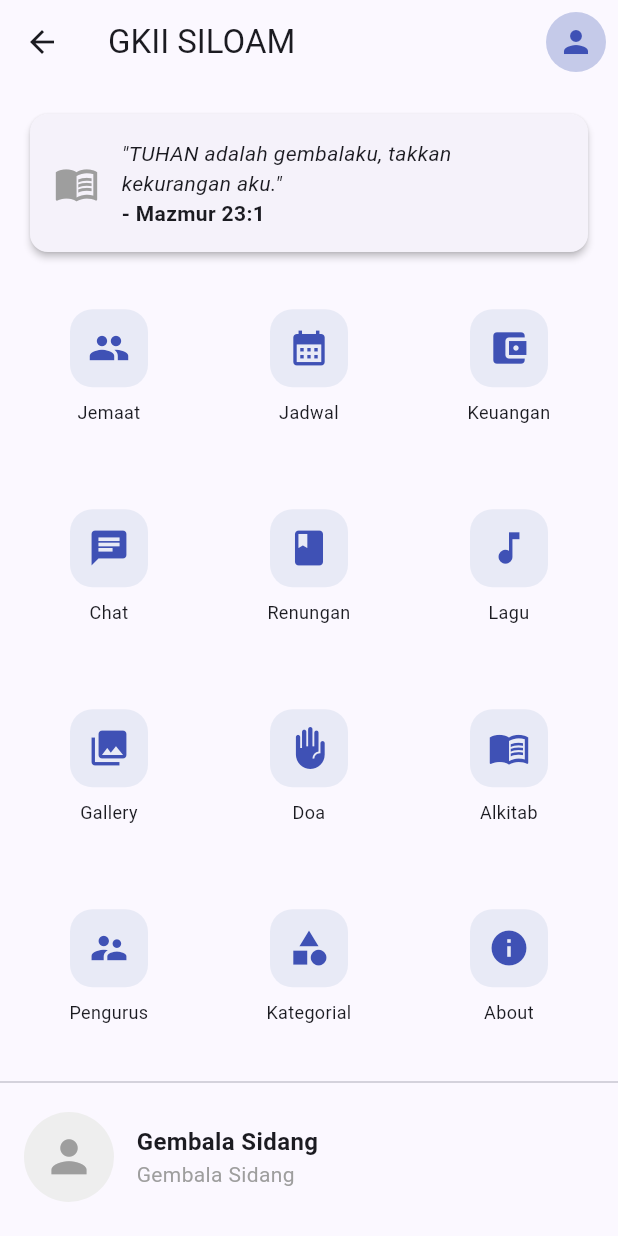
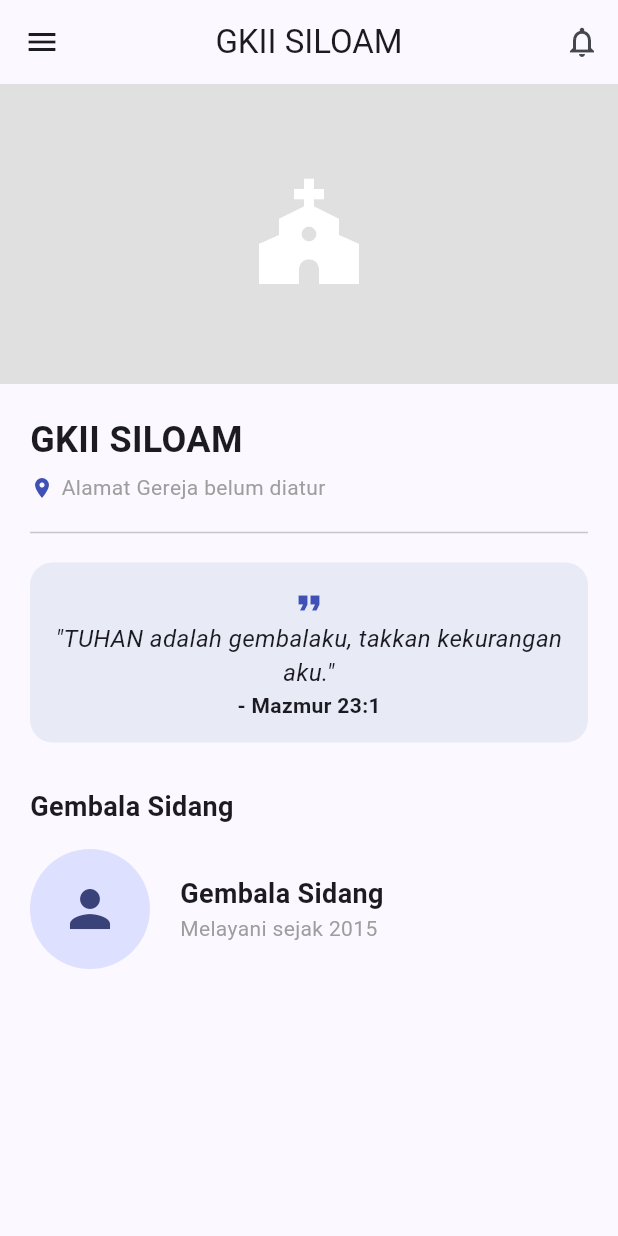
Before and after one commit to pulicarpus/gereja_mobile, a Flutter app: the MainActivity screen opened by its route, on a phone screen of 412 x 824 dp. Run offline on Flutter 3.47's test engine with Material 3 defaults, Android fonts, the light colour scheme and no system bars; our stand-ins replace cached_network_image, cloud_firestore, firebase_auth, firebase_core, google_sign_in, shared_preferences; missing offline and left inert: onesignal_flutter; accounts and stored records are empty.

Commit message:
update lib/main.dart

```diff
--- a/lib/main.dart
+++ b/lib/main.dart
@@ -1,17 +1,15 @@
 import 'package:flutter/material.dart';
-import 'package:firebase_core/firebase_core.dart'; // Wajib ada
+import 'package:firebase_core/firebase_core.dart';
 import 'package:firebase_auth/firebase_auth.dart';
 import 'package:cloud_firestore/cloud_firestore.dart';
 import 'package:onesignal_flutter/onesignal_flutter.dart';
 import 'package:cached_network_image/cached_network_image.dart';
 import 'user_manager.dart';
-import 'login_page.dart'; // Import halaman login Bos
+import 'login_page.dart';
 
 void main() async {
-  // 1. Inisialisasi wajib untuk Flutter & Firebase
   WidgetsFlutterBinding.ensureInitialized();
   await Firebase.initializeApp();
-
   runApp(const MyApp());
 }
 
@@ -27,11 +25,9 @@ class MyApp extends StatelessWidget {
         colorScheme: ColorScheme.fromSeed(seedColor: Colors.indigo),
         useMaterial3: true,
       ),
-      // Alur: Cek apakah user sudah login atau belum
       home: FirebaseAuth.instance.currentUser == null
           ? const LoginPage()
           : const MainActivity(),
-      // PENAMBAHAN RUTE DI SINI
       routes: {
         '/home': (context) => const MainActivity(),
       },
@@ -51,6 +47,8 @@ class _MainActivityState extends State<MainActivity> {
   final _db = FirebaseFirestore.instance;
   String? _fotoGembalaUrl;
   String _namaGembala = "Gembala Sidang";
+  String _alamatGereja = "Alamat Gereja belum diatur";
+  String? _fotoGerejaUrl;
 
   final String _isiAyat = "TUHAN adalah gembalaku, takkan kekurangan aku.";
   final String _refAyat = "Mazmur 23:1";
@@ -59,7 +57,7 @@ class _MainActivityState extends State<MainActivity> {
   void initState() {
     super.initState();
     _initSession();
-    _loadInfoGembala();
+    _loadDataGereja();
     _setupOneSignal();
   }
 
@@ -71,12 +69,10 @@ class _MainActivityState extends State<MainActivity> {
 
   void _setupOneSignal() {
     final user = _auth.currentUser;
-    if (user != null) {
-      OneSignal.login(user.uid);
-    }
+    if (user != null) OneSignal.login(user.uid);
   }
 
-  void _loadInfoGembala() {
+  void _loadDataGereja() {
     String? churchId = UserManager().activeChurchId;
     if (churchId == null) return;
 
@@ -85,12 +81,15 @@ class _MainActivityState extends State<MainActivity> {
         setState(() {
           _namaGembala = snapshot.data()?['namaGembala'] ?? "Gembala Sidang";
           _fotoGembalaUrl = snapshot.data()?['fotoGembalaUrl'];
+          _alamatGereja = snapshot.data()?['alamat'] ?? "Alamat tidak tersedia";
+          _fotoGerejaUrl = snapshot.data()?['fotoGerejaUrl'];
         });
       }
     });
   }
 
   void _bukaHalaman(String routeName) {
+    Navigator.pop(context); // Tutup drawer dulu
     ScaffoldMessenger.of(context).showSnackBar(
       SnackBar(content: Text("Menuju $routeName..."), duration: const Duration(seconds: 1)),
     );
@@ -100,206 +99,176 @@ class _MainActivityState extends State<MainActivity> {
   Widget build(BuildContext context) {
     final user = UserManager();
 
-    return PopScope(
-      canPop: false,
-      onPopInvokedWithResult: (didPop, result) async {
-        if (didPop) return;
-        final bool shouldPop = await showDialog(
-          context: context,
-          builder: (context) => AlertDialog(
-            title: const Text("Keluar"),
-            content: const Text("Tutup aplikasi?"),
+    return Scaffold(
+      appBar: AppBar(
+        title: Text(user.activeChurchName ?? "GKII SILOAM"),
+        centerTitle: true,
         actions: [
-              TextButton(onPressed: () => Navigator.pop(context, false), child: const Text("Tidak")),
-              TextButton(onPressed: () => Navigator.pop(context, true), child: const Text("Ya")),
+          IconButton(
+            icon: const Icon(Icons.notifications_none),
+            onPressed: () {},
+          ),
         ],
       ),
-        );
-        if (shouldPop && context.mounted) {
-          Navigator.of(context).pop();
-        }
-      },
-      child: Scaffold(
-        appBar: AppBar(
-          title: Text(user.activeChurchName ?? "GKII SILOAM"),
-          actions: [
-            IconButton(
-              icon: CircleAvatar(
-                backgroundColor: Colors.indigo.shade100,
-                backgroundImage: (user.userFotoUrl != null && user.userFotoUrl!.isNotEmpty)
-                    ? NetworkImage(user.userFotoUrl!)
-                    : null,
-                child: (user.userFotoUrl == null || user.userFotoUrl!.isEmpty)
-                    ? const Icon(Icons.person, color: Colors.indigo)
-                    : null,
-              ),
-              onPressed: () => _bukaHalaman("ProfilActivity"),
+      // 1. DRAWER (MENU KIRI KE KANAN)
+      drawer: Drawer(
+        child: Column(
+          children: [
+            DrawerHeader(
+              decoration: const BoxDecoration(color: Colors.indigo),
+              child: Center(
+                child: Column(
+                  mainAxisAlignment: MainAxisAlignment.center,
+                  children: [
+                    const Icon(Icons.church, size: 50, color: Colors.white),
+                    const SizedBox(height: 10),
+                    Text(
+                      user.activeChurchName ?? "MENU UTAMA",
+                      style: const TextStyle(color: Colors.white, fontSize: 18, fontWeight: FontWeight.bold),
                     ),
                   ],
+                ),
+              ),
+            ),
+            // 2. GRID MENU DUA BARIS BISA SKROL
+            Expanded(
+              child: GridView.count(
+                padding: const EdgeInsets.all(15),
+                crossAxisCount: 2, // Dua baris/kolom
+                mainAxisSpacing: 10,
+                crossAxisSpacing: 10,
+                childAspectRatio: 1.2,
+                children: [
+                  _buildDrawerItem(Icons.people, "Jemaat", "DataJemaat"),
+                  _buildDrawerItem(Icons.calendar_month, "Jadwal", "Jadwal"),
+                  _buildDrawerItem(Icons.account_balance_wallet, "Keuangan", "Keuangan"),
+                  _buildDrawerItem(Icons.chat, "Chat", "Chatroom"),
+                  _buildDrawerItem(Icons.book, "Renungan", "Renungan"),
+                  _buildDrawerItem(Icons.music_note, "Lagu", "BukuLagu"),
+                  _buildDrawerItem(Icons.photo_library, "Gallery", "Gallery"),
+                  _buildDrawerItem(Icons.front_hand, "Doa", "Doa"),
+                  _buildDrawerItem(Icons.menu_book_outlined, "Alkitab", "Alkitab"),
+                  _buildDrawerItem(Icons.supervisor_account, "Pengurus", "Pengurus"),
+                ],
+              ),
+            ),
+            const Divider(),
+            ListTile(
+              leading: const Icon(Icons.logout, color: Colors.red),
+              title: const Text("Keluar Akun", style: TextStyle(color: Colors.red)),
+              onTap: () async {
+                await _auth.signOut();
+                if (context.mounted) Navigator.pushReplacementNamed(context, '/login');
+              },
+            ),
+          ],
+        ),
       ),
       body: SingleChildScrollView(
         child: Column(
           children: [
-              if (user.isSuperAdmin() && user.activeChurchId != user.originalChurchId)
+            // TAMPILAN UTAMA: INFO GEREJA
             Container(
               width: double.infinity,
-                  color: Colors.orange.shade100,
-                  padding: const EdgeInsets.all(8),
-                  child: Row(
+              height: 200,
+              decoration: BoxDecoration(
+                color: Colors.grey.shade300,
+                image: _fotoGerejaUrl != null
+                  ? DecorationImage(image: NetworkImage(_fotoGerejaUrl!), fit: BoxFit.cover)
+                  : null,
+              ),
+              child: _fotoGerejaUrl == null
+                ? const Icon(Icons.church, size: 80, color: Colors.white)
+                : null,
+            ),
+
+            Padding(
+              padding: const EdgeInsets.all(20),
+              child: Column(
+                crossAxisAlignment: CrossAxisAlignment.start,
                 children: [
-                      const Icon(Icons.visibility, color: Colors.orange),
-                      const SizedBox(width: 10),
-                      Expanded(child: Text("Memantau: ${user.activeChurchName}")),
-                      TextButton(
-                        onPressed: () async {
-                          await user.exitChurchContext();
-                          setState(() {});
-                        },
-                        child: const Text("Keluar"),
-                      )
+                  Text(
+                    user.activeChurchName ?? "GKII SILOAM",
+                    style: const TextStyle(fontSize: 24, fontWeight: FontWeight.bold),
+                  ),
+                  const SizedBox(height: 5),
+                  Row(
+                    children: [
+                      const Icon(Icons.location_on, size: 16, color: Colors.indigo),
+                      const SizedBox(width: 5),
+                      Expanded(child: Text(_alamatGereja, style: const TextStyle(color: Colors.grey))),
+                    ],
+                  ),
+                  const Divider(height: 40),
+
+                  // AYAT HARI INI
+                  Container(
+                    padding: const EdgeInsets.all(15),
+                    decoration: BoxDecoration(
+                      color: Colors.indigo.shade50,
+                      borderRadius: BorderRadius.circular(15),
+                    ),
+                    child: Column(
+                      children: [
+                        const Icon(Icons.format_quote, color: Colors.indigo),
+                        Text(
+                          "\"$_isiAyat\"",
+                          textAlign: TextAlign.center,
+                          style: const TextStyle(fontStyle: FontStyle.italic, fontSize: 16),
+                        ),
+                        Text("- $_refAyat", style: const TextStyle(fontWeight: FontWeight.bold)),
                       ],
                     ),
                   ),
 
-              Padding(
-                padding: const EdgeInsets.all(16.0),
-                child: Card(
-                  elevation: 2,
-                  child: Padding(
-                    padding: const EdgeInsets.all(16.0),
-                    child: Row(
+                  const SizedBox(height: 30),
+                  const Text("Gembala Sidang", style: TextStyle(fontSize: 18, fontWeight: FontWeight.bold)),
+                  const SizedBox(height: 15),
+
+                  // INFO GEMBALA
+                  Row(
                     children: [
-                        const Icon(Icons.menu_book, size: 30, color: Colors.grey),
-                        const SizedBox(width: 15),
-                        Expanded(
-                          child: Column(
+                      CircleAvatar(
+                        radius: 40,
+                        backgroundImage: _fotoGembalaUrl != null
+                            ? CachedNetworkImageProvider(_fotoGembalaUrl!)
+                            : null,
+                        child: _fotoGembalaUrl == null ? const Icon(Icons.person, size: 40) : null,
+                      ),
+                      const SizedBox(width: 20),
+                      Column(
                         crossAxisAlignment: CrossAxisAlignment.start,
                         children: [
-                              Text("\"$_isiAyat\"", style: const TextStyle(fontStyle: FontStyle.italic)),
-                              Text("- $_refAyat", style: const TextStyle(fontWeight: FontWeight.bold)),
+                          Text(_namaGembala, style: const TextStyle(fontSize: 18, fontWeight: FontWeight.bold)),
+                          const Text("Melayani sejak 2015", style: TextStyle(color: Colors.grey)),
+                        ],
+                      ),
+                    ],
+                  ),
                 ],
               ),
             ),
           ],
         ),
       ),
-                ),
-              ),
-
-              Padding(
-                padding: const EdgeInsets.symmetric(horizontal: 16),
-                child: GridView.count(
-                  shrinkWrap: true,
-                  physics: const NeverScrollableScrollPhysics(),
-                  crossAxisCount: 3,
-                  mainAxisSpacing: 20,
-                  crossAxisSpacing: 20,
-                  children: [
-                    _buildMenuItem(Icons.people, "Jemaat", "DataJemaat"),
-                    _buildMenuItem(Icons.calendar_month, "Jadwal", "Jadwal"),
-                    _buildMenuItem(Icons.account_balance_wallet, "Keuangan", "Keuangan"),
-                    _buildMenuItem(Icons.chat, "Chat", "Chatroom"),
-                    _buildMenuItem(Icons.book, "Renungan", "Renungan"),
-                    _buildMenuItem(Icons.music_note, "Lagu", "BukuLagu"),
-                    _buildMenuItem(Icons.photo_library, "Gallery", "Gallery"),
-                    _buildMenuItem(Icons.front_hand, "Doa", "Doa"),
-                    _buildMenuItem(Icons.menu_book_outlined, "Alkitab", "Alkitab"),
-                    _buildMenuItem(Icons.supervisor_account, "Pengurus", "Pengurus"),
-                    _buildMenuItem(Icons.category, "Kategorial", "Kategorial"),
-                    _buildMenuItem(Icons.info, "About", "About"),
-                  ],
-                ),
-              ),
-
-              const Divider(height: 40),
-
-              Padding(
-                padding: const EdgeInsets.symmetric(horizontal: 16),
-                child: Row(
-                  children: [
-                    CircleAvatar(
-                      radius: 30,
-                      backgroundColor: Colors.grey.shade200,
-                      backgroundImage: _fotoGembalaUrl != null
-                        ? CachedNetworkImageProvider(_fotoGembalaUrl!)
-                        : null,
-                      child: _fotoGembalaUrl == null
-                        ? const Icon(Icons.person, size: 35, color: Colors.grey)
-                        : null,
-                    ),
-                    const SizedBox(width: 15),
-                    Column(
-                      crossAxisAlignment: CrossAxisAlignment.start,
-                      children: [
-                        Text(_namaGembala, style: const TextStyle(fontWeight: FontWeight.bold, fontSize: 16)),
-                        const Text("Gembala Sidang", style: TextStyle(color: Colors.grey)),
-                      ],
-                    )
-                  ],
-                ),
-              ),
-
-              const SizedBox(height: 20),
-
-              if (user.isAdmin() || user.isSuperAdmin())
-                Padding(
-                  padding: const EdgeInsets.all(16.0),
-                  child: Column(
-                    children: [
-                      _buildAdminButton(
-                        user.isSuperAdmin() ? "Kelola Pengguna" : "Kelola Anggota",
-                        Icons.manage_accounts,
-                        "KelolaPengguna",
-                      ),
-                      if (user.isSuperAdmin()) ...[
-                        const SizedBox(height: 10),
-                        _buildAdminButton("Pilih Gereja", Icons.church, "PilihGereja"),
-                        const SizedBox(height: 10),
-                        _buildAdminButton("Kelola Gereja", Icons.settings_applications, "KelolaGereja"),
-                      ]
-                    ],
-                  ),
-                ),
-              const SizedBox(height: 40),
-            ],
-          ),
-        ),
-      ),
     );
   }
 
-  Widget _buildMenuItem(IconData icon, String label, String route) {
+  Widget _buildDrawerItem(IconData icon, String label, String route) {
     return InkWell(
       onTap: () => _bukaHalaman(route),
+      child: Container(
+        decoration: BoxDecoration(
+          color: Colors.grey.shade100,
+          borderRadius: BorderRadius.circular(15),
+        ),
         child: Column(
           mainAxisAlignment: MainAxisAlignment.center,
           children: [
-          Container(
-            padding: const EdgeInsets.all(12),
-            decoration: BoxDecoration(
-              color: Colors.indigo.shade50,
-              borderRadius: BorderRadius.circular(15),
-            ),
-            child: Icon(icon, color: Colors.indigo, size: 28),
-          ),
+            Icon(icon, color: Colors.indigo, size: 30),
             const SizedBox(height: 8),
-          Text(label, style: const TextStyle(fontSize: 12), textAlign: TextAlign.center, maxLines: 1),
+            Text(label, style: const TextStyle(fontSize: 12, fontWeight: FontWeight.w500)),
           ],
-      ),
-    );
-  }
-
-  Widget _buildAdminButton(String label, IconData icon, String route) {
-    return SizedBox(
-      width: double.infinity,
-      child: ElevatedButton.icon(
-        onPressed: () => _bukaHalaman(route),
-        icon: Icon(icon),
-        label: Text(label),
-        style: ElevatedButton.styleFrom(
-          backgroundColor: Colors.indigo,
-          foregroundColor: Colors.white,
-          shape: RoundedRectangleBorder(borderRadius: BorderRadius.circular(10)),
         ),
       ),
     );
```
Lines whose indentation alone changed are shown as unchanged.
